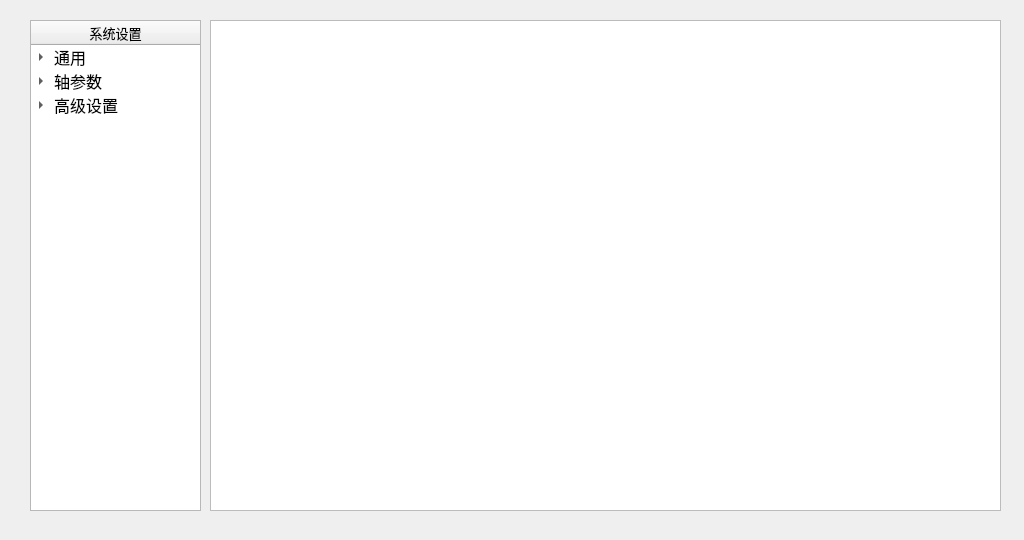
This is A66-app/systemsetting.ui in Tetraelc/A66_PRO as Qt 5 draws it before an edit. The edited form follows.
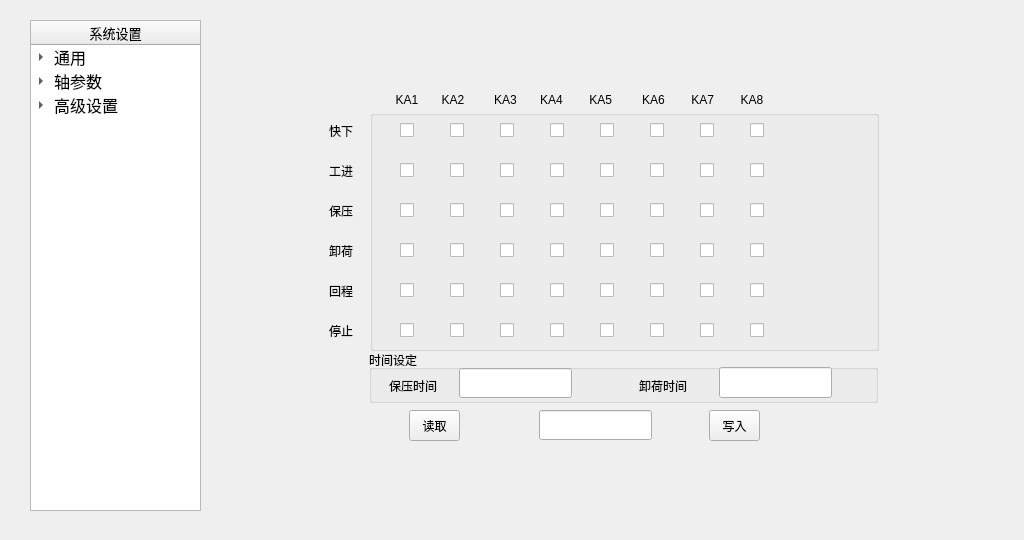
This is the edited form. The open tabs and pages were chosen to show the change.

Diff of the .ui file:
```diff
--- a/A66-app/systemsetting.ui
+++ b/A66-app/systemsetting.ui
@@ -106,7 +106,7 @@
     </item>
    </item>
   </widget>
-  <widget class="QWidget" name="widget_System" native="true">
+  <widget class="QStackedWidget" name="stackedWidget">
    <property name="geometry">
     <rect>
      <x>210</x>
@@ -115,75 +115,190 @@
      <height>491</height>
     </rect>
    </property>
-   <property name="palette">
-    <palette>
-     <active>
-      <colorrole role="Base">
-       <brush brushstyle="SolidPattern">
-        <color alpha="255">
-         <red>255</red>
-         <green>255</green>
-         <blue>255</blue>
-        </color>
-       </brush>
-      </colorrole>
-      <colorrole role="Window">
-       <brush brushstyle="SolidPattern">
-        <color alpha="255">
-         <red>244</red>
-         <green>244</green>
-         <blue>242</blue>
-        </color>
-       </brush>
-      </colorrole>
-     </active>
-     <inactive>
-      <colorrole role="Base">
-       <brush brushstyle="SolidPattern">
-        <color alpha="255">
-         <red>255</red>
-         <green>255</green>
-         <blue>255</blue>
-        </color>
-       </brush>
-      </colorrole>
-      <colorrole role="Window">
-       <brush brushstyle="SolidPattern">
-        <color alpha="255">
-         <red>244</red>
-         <green>244</green>
-         <blue>242</blue>
-        </color>
-       </brush>
-      </colorrole>
-     </inactive>
-     <disabled>
-      <colorrole role="Base">
-       <brush brushstyle="SolidPattern">
-        <color alpha="255">
-         <red>244</red>
-         <green>244</green>
-         <blue>242</blue>
-        </color>
-       </brush>
-      </colorrole>
-      <colorrole role="Window">
-       <brush brushstyle="SolidPattern">
-        <color alpha="255">
-         <red>244</red>
-         <green>244</green>
-         <blue>242</blue>
-        </color>
-       </brush>
-      </colorrole>
-     </disabled>
-    </palette>
+   <property name="currentIndex">
+    <number>0</number>
    </property>
+   <widget class="QWidget" name="page">
+    <widget class="QTableWidget" name="tableWidget_System">
+     <property name="geometry">
+      <rect>
+       <x>0</x>
+       <y>0</y>
+       <width>791</width>
+       <height>491</height>
+      </rect>
+     </property>
+     <property name="font">
+      <font>
+       <family>Sans Serif</family>
+       <pointsize>10</pointsize>
+      </font>
+     </property>
+     <property name="editTriggers">
+      <set>QAbstractItemView::AllEditTriggers</set>
+     </property>
+     <property name="selectionMode">
+      <enum>QAbstractItemView::ExtendedSelection</enum>
+     </property>
+     <property name="rowCount">
+      <number>0</number>
+     </property>
+     <property name="columnCount">
+      <number>4</number>
+     </property>
+     <attribute name="horizontalHeaderVisible">
+      <bool>true</bool>
+     </attribute>
+     <attribute name="horizontalHeaderHighlightSections">
+      <bool>false</bool>
+     </attribute>
+     <attribute name="verticalHeaderVisible">
+      <bool>false</bool>
+     </attribute>
+     <column>
+      <property name="text">
+       <string>索引</string>
+      </property>
+     </column>
+     <column>
+      <property name="text">
+       <string>项目</string>
+      </property>
+     </column>
+     <column>
+      <property name="text">
+       <string>数据</string>
+      </property>
+     </column>
+     <column>
+      <property name="text">
+       <string>说明</string>
+      </property>
+     </column>
+    </widget>
+   </widget>
+   <widget class="QWidget" name="page_3">
+    <widget class="QToolButton" name="toolButton">
+     <property name="geometry">
+      <rect>
+       <x>100</x>
+       <y>70</y>
+       <width>131</width>
+       <height>41</height>
+      </rect>
+     </property>
+     <property name="text">
+      <string>初始化</string>
+     </property>
+    </widget>
+    <widget class="QToolButton" name="toolButton_2">
+     <property name="geometry">
+      <rect>
+       <x>100</x>
+       <y>140</y>
+       <width>131</width>
+       <height>41</height>
+      </rect>
+     </property>
+     <property name="text">
+      <string>备份数据</string>
+     </property>
+    </widget>
+    <widget class="QToolButton" name="toolButton_3">
+     <property name="geometry">
+      <rect>
+       <x>100</x>
+       <y>220</y>
+       <width>131</width>
+       <height>41</height>
+      </rect>
+     </property>
+     <property name="text">
+      <string>恢复数据</string>
+     </property>
+    </widget>
+   </widget>
+   <widget class="QWidget" name="page_2">
+    <widget class="QLineEdit" name="lineEdit_3">
+     <property name="geometry">
+      <rect>
+       <x>329</x>
+       <y>390</y>
+       <width>113</width>
+       <height>30</height>
+      </rect>
+     </property>
+    </widget>
+    <widget class="QLabel" name="label_5">
+     <property name="geometry">
+      <rect>
+       <x>119</x>
+       <y>220</y>
+       <width>31</width>
+       <height>21</height>
+      </rect>
+     </property>
+     <property name="text">
+      <string>卸荷</string>
+     </property>
+    </widget>
+    <widget class="QLabel" name="label_4">
+     <property name="geometry">
+      <rect>
+       <x>119</x>
+       <y>180</y>
+       <width>31</width>
+       <height>21</height>
+      </rect>
+     </property>
+     <property name="text">
+      <string>保压</string>
+     </property>
+    </widget>
+    <widget class="QLabel" name="label_3">
+     <property name="geometry">
+      <rect>
+       <x>119</x>
+       <y>140</y>
+       <width>31</width>
+       <height>21</height>
+      </rect>
+     </property>
+     <property name="text">
+      <string>工进</string>
+     </property>
+    </widget>
+    <widget class="QToolButton" name="toolButton_readConfig">
+     <property name="geometry">
+      <rect>
+       <x>199</x>
+       <y>390</y>
+       <width>51</width>
+       <height>31</height>
+      </rect>
+     </property>
+     <property name="text">
+      <string>读取</string>
+     </property>
+    </widget>
+    <widget class="QLabel" name="label_6">
+     <property name="geometry">
+      <rect>
+       <x>119</x>
+       <y>260</y>
+       <width>31</width>
+       <height>21</height>
+      </rect>
+     </property>
+     <property name="text">
+      <string>回程</string>
+     </property>
+    </widget>
    <widget class="QGroupBox" name="groupBox_7">
     <property name="geometry">
      <rect>
-      <x>150</x>
-      <y>320</y>
+       <x>159</x>
+       <y>330</y>
       <width>509</width>
       <height>53</height>
      </rect>
@@ -238,11 +353,24 @@
      </property>
     </widget>
    </widget>
+    <widget class="QLabel" name="label_2">
+     <property name="geometry">
+      <rect>
+       <x>119</x>
+       <y>100</y>
+       <width>31</width>
+       <height>21</height>
+      </rect>
+     </property>
+     <property name="text">
+      <string>快下</string>
+     </property>
+    </widget>
    <widget class="QLabel" name="label">
     <property name="geometry">
      <rect>
-      <x>150</x>
-      <y>59</y>
+       <x>159</x>
+       <y>69</y>
       <width>471</width>
       <height>21</height>
      </rect>
@@ -251,21 +379,37 @@
      <string>        KA1       KA2         KA3       KA4        KA5         KA6        KA7        KA8   </string>
     </property>
    </widget>
-   <widget class="QLineEdit" name="lineEdit_3">
+    <widget class="QLabel" name="label_7">
     <property name="geometry">
      <rect>
-      <x>320</x>
-      <y>380</y>
-      <width>113</width>
-      <height>30</height>
-     </rect>
+       <x>119</x>
+       <y>300</y>
+       <width>31</width>
+       <height>21</height>
+      </rect>
+     </property>
+     <property name="text">
+      <string>停止</string>
+     </property>
+    </widget>
+    <widget class="QToolButton" name="toolButton_confirm">
+     <property name="geometry">
+      <rect>
+       <x>499</x>
+       <y>390</y>
+       <width>51</width>
+       <height>31</height>
+      </rect>
+     </property>
+     <property name="text">
+      <string>写入</string>
     </property>
    </widget>
    <widget class="QGroupBox" name="groupBox">
     <property name="geometry">
      <rect>
-      <x>151</x>
-      <y>80</y>
+       <x>160</x>
+       <y>90</y>
       <width>509</width>
       <height>241</height>
      </rect>
@@ -898,169 +1042,8 @@
      </property>
     </widget>
    </widget>
-   <widget class="QToolButton" name="toolButton_confirm">
-    <property name="geometry">
-     <rect>
-      <x>490</x>
-      <y>380</y>
-      <width>51</width>
-      <height>31</height>
-     </rect>
-    </property>
-    <property name="text">
-     <string>写入</string>
-    </property>
    </widget>
-   <widget class="QToolButton" name="toolButton_readConfig">
-    <property name="geometry">
-     <rect>
-      <x>190</x>
-      <y>380</y>
-      <width>51</width>
-      <height>31</height>
-     </rect>
-    </property>
-    <property name="text">
-     <string>读取</string>
-    </property>
-   </widget>
-   <widget class="QLabel" name="label_3">
-    <property name="geometry">
-     <rect>
-      <x>110</x>
-      <y>130</y>
-      <width>31</width>
-      <height>21</height>
-     </rect>
-    </property>
-    <property name="text">
-     <string>工进</string>
-    </property>
-   </widget>
-   <widget class="QLabel" name="label_4">
-    <property name="geometry">
-     <rect>
-      <x>110</x>
-      <y>170</y>
-      <width>31</width>
-      <height>21</height>
-     </rect>
-    </property>
-    <property name="text">
-     <string>保压</string>
-    </property>
-   </widget>
-   <widget class="QLabel" name="label_5">
-    <property name="geometry">
-     <rect>
-      <x>110</x>
-      <y>210</y>
-      <width>31</width>
-      <height>21</height>
-     </rect>
-    </property>
-    <property name="text">
-     <string>卸荷</string>
-    </property>
-   </widget>
-   <widget class="QLabel" name="label_6">
-    <property name="geometry">
-     <rect>
-      <x>110</x>
-      <y>250</y>
-      <width>31</width>
-      <height>21</height>
-     </rect>
-    </property>
-    <property name="text">
-     <string>回程</string>
-    </property>
-   </widget>
-   <widget class="QLabel" name="label_7">
-    <property name="geometry">
-     <rect>
-      <x>110</x>
-      <y>290</y>
-      <width>31</width>
-      <height>21</height>
-     </rect>
-    </property>
-    <property name="text">
-     <string>停止</string>
-    </property>
-   </widget>
-   <widget class="QLabel" name="label_2">
-    <property name="geometry">
-     <rect>
-      <x>110</x>
-      <y>90</y>
-      <width>31</width>
-      <height>21</height>
-     </rect>
-    </property>
-    <property name="text">
-     <string>快下</string>
-    </property>
-   </widget>
-   <widget class="QTableWidget" name="tableWidget_System">
-    <property name="geometry">
-     <rect>
-      <x>0</x>
-      <y>0</y>
-      <width>791</width>
-      <height>491</height>
-     </rect>
-    </property>
-    <property name="font">
-     <font>
-      <family>Sans Serif</family>
-      <pointsize>10</pointsize>
-     </font>
-    </property>
-    <property name="editTriggers">
-     <set>QAbstractItemView::AllEditTriggers</set>
-    </property>
-    <property name="selectionMode">
-     <enum>QAbstractItemView::ExtendedSelection</enum>
-    </property>
-    <property name="rowCount">
-     <number>0</number>
-    </property>
-    <property name="columnCount">
-     <number>4</number>
-    </property>
-    <attribute name="horizontalHeaderVisible">
-     <bool>false</bool>
-    </attribute>
-    <attribute name="horizontalHeaderHighlightSections">
-     <bool>false</bool>
-    </attribute>
-    <attribute name="verticalHeaderVisible">
-     <bool>false</bool>
-    </attribute>
-    <column>
-     <property name="text">
-      <string>索引</string>
-     </property>
-    </column>
-    <column>
-     <property name="text">
-      <string>项目</string>
-     </property>
-    </column>
-    <column>
-     <property name="text">
-      <string>数据</string>
-     </property>
-    </column>
-    <column>
-     <property name="text">
-      <string>说明</string>
-     </property>
-    </column>
-   </widget>
-  </widget>
-  <zorder>widget_System</zorder>
+  </widget>
   <zorder>treeWidget_System</zorder>
  </widget>
  <resources/>
```
Left out of the diff: 7 changed lines with no effect on the pictures. Lines whose indentation alone changed are shown as unchanged.
